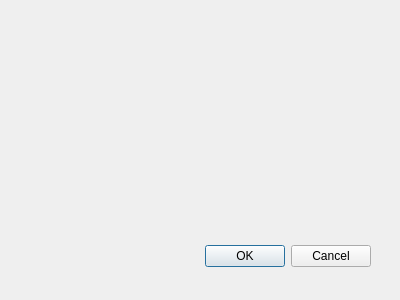
Qt form UI/parkingdlg.ui (hubertqtraf/QtOSMTraffic) before a commit.
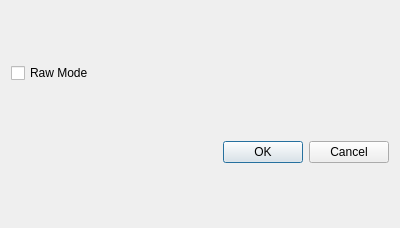
The same form after that commit.

Commit message: add raw parking mode to the parking dialog

The edit to the form file:
```diff
--- a/UI/parkingdlg.ui
+++ b/UI/parkingdlg.ui
@@ -7,21 +7,22 @@
     <x>0</x>
     <y>0</y>
     <width>400</width>
-    <height>300</height>
+    <height>228</height>
    </rect>
   </property>
   <property name="windowTitle">
    <string>Parking Options</string>
   </property>
+  <layout class="QGridLayout" name="gridLayout">
+   <item row="0" column="0">
+    <widget class="QCheckBox" name="Raw">
+     <property name="text">
+      <string>Raw Mode</string>
+     </property>
+    </widget>
+   </item>
+   <item row="1" column="0">
   <widget class="QDialogButtonBox" name="buttonBox">
-   <property name="geometry">
-    <rect>
-     <x>30</x>
-     <y>240</y>
-     <width>341</width>
-     <height>32</height>
-    </rect>
-   </property>
    <property name="orientation">
     <enum>Qt::Orientation::Horizontal</enum>
    </property>
@@ -29,6 +30,8 @@
     <set>QDialogButtonBox::StandardButton::Cancel|QDialogButtonBox::StandardButton::Ok</set>
    </property>
   </widget>
+   </item>
+  </layout>
  </widget>
  <resources/>
  <connections>
```
Lines whose indentation alone changed are shown as unchanged. The commit also changes 4 other files.
